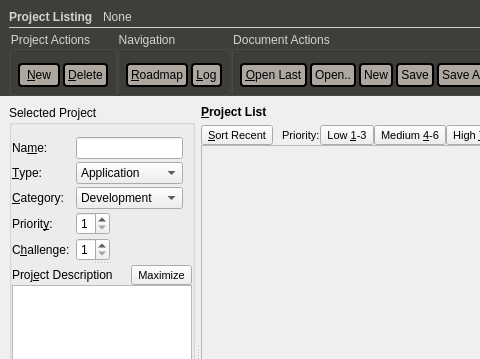
The window that forms/project2.ui (skriticos/nelia1) describes before a commit, drawn with Qt 5; both pictures show x 0 to 480 and y 0 to 359 of the 800 by 600 pixel window.
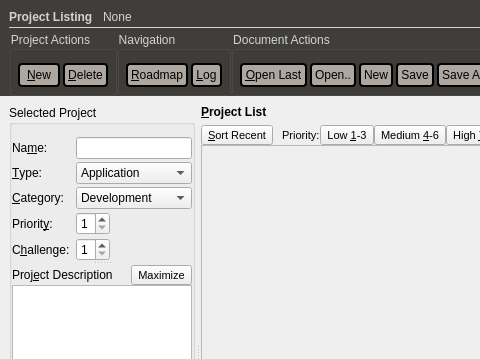
The same window after the commit.

Commit message: fixed layout not expanding issue

```diff
--- a/forms/project2.ui
+++ b/forms/project2.ui
@@ -444,7 +444,7 @@
             </property>
             <widget class="QWidget" name="project_meta" native="true">
              <property name="sizePolicy">
-              <sizepolicy hsizetype="Preferred" vsizetype="Maximum">
+              <sizepolicy hsizetype="Expanding" vsizetype="Maximum">
                <horstretch>0</horstretch>
                <verstretch>0</verstretch>
               </sizepolicy>
@@ -625,7 +625,7 @@
                  <bool>true</bool>
                 </property>
                 <property name="sizePolicy">
-                 <sizepolicy hsizetype="Preferred" vsizetype="Fixed">
+                 <sizepolicy hsizetype="Expanding" vsizetype="Fixed">
                   <horstretch>1</horstretch>
                   <verstretch>0</verstretch>
                  </sizepolicy>
@@ -703,19 +703,6 @@
                 </property>
                </widget>
               </item>
-              <item row="2" column="2">
-               <spacer name="horizontalSpacer_2">
-                <property name="orientation">
-                 <enum>Qt::Horizontal</enum>
-                </property>
-                <property name="sizeHint" stdset="0">
-                 <size>
-                  <width>40</width>
-                  <height>20</height>
-                 </size>
-                </property>
-               </spacer>
-              </item>
              </layout>
             </widget>
             <widget class="QWidget" name="project_info" native="true">
```
The commit also changes 1 other file.
